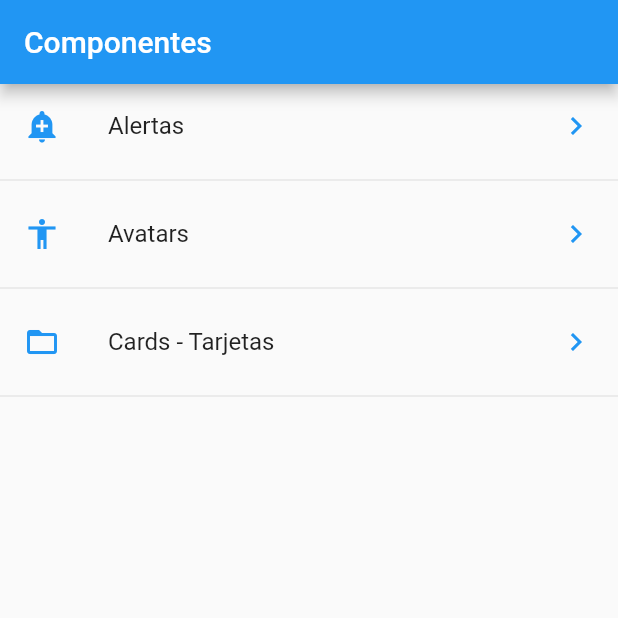
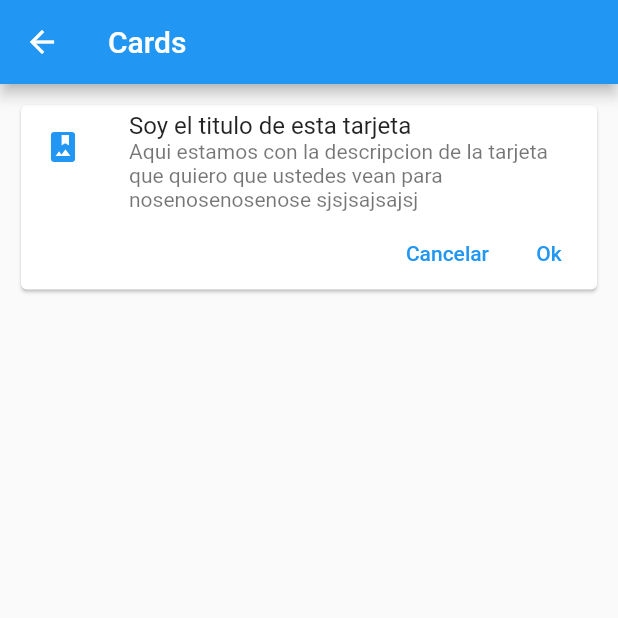
Before and after one commit to natashaek/Componentes-Flutter, a Flutter app: the screen it shows after launch, after a tap on "Cards - Tarjetas", on a phone screen of 412 x 824 dp, the top half of it. Run offline on Flutter 3.47's test engine with Material 2 defaults, Android fonts, the phone set to English and light mode, and no system bars.

Commit message:
Commit Card Widget

```diff
--- a/lib/main.dart
+++ b/lib/main.dart
@@ -1,7 +1,6 @@
 import 'package:componentes/src/pages/alert_page.dart';
-import 'package:componentes/src/pages/avatar_page.dart';
+import 'package:componentes/src/routs/routes.dart';
 import 'package:flutter/material.dart';
-import 'package:componentes/src/pages/home_page.dart';
 
 void main() => runApp(MyApp());
 
@@ -13,10 +12,12 @@ class MyApp extends StatelessWidget {
       debugShowCheckedModeBanner: false,
       //home: HomePage());
       initialRoute: '/',
-      routes: <String, WidgetBuilder>{
-        '/': (BuildContext context) => HomePage(),
-        'alert': (BuildContext context) => AlertPage(),
-        'avatar': (BuildContext context) => AvatarPage(),
+      routes: getApplicationRoutes(),
+      onGenerateRoute: (RouteSettings settings) {
+        print('Ruta llamada: ${settings.name}');
+
+        return MaterialPageRoute(
+            builder: (BuildContext context) => AlertPage());
       },
     );
   }
--- /dev/null
+++ b/lib/src/pages/card_page.dart
@@ -0,0 +1,43 @@
+import 'package:flutter/material.dart';
+
+class CardPage extends StatelessWidget {
+  @override
+  Widget build(BuildContext context) {
+    return Scaffold(
+        appBar: AppBar(
+          title: Text('Cards'),
+        ),
+        body: ListView(
+          padding: EdgeInsets.all(10.0),
+          children: <Widget>[_cardTipo1()],
+        ));
+  }
+}
+
+Widget _cardTipo1() {
+  return Card(
+    child: Column(
+      children: <Widget>[
+        ListTile(
+          leading: Icon(Icons.photo_album, color: Colors.blue),
+          title: Text('Soy el titulo de esta tarjeta'),
+          subtitle: Text(
+              'Aqui estamos con la descripcion de la tarjeta que quiero que ustedes vean para nosenosenosenose sjsjsajsajsj'),
+        ),
+        Row(
+          mainAxisAlignment: MainAxisAlignment.end,
+          children: <Widget>[
+            TextButton(
+              child: Text('Cancelar'),
+              onPressed: () {},
+            ),
+            TextButton(
+              child: Text('Ok'),
+              onPressed: () {},
+            ),
+          ],
+        )
+      ],
+    ),
+  );
+}
--- /dev/null
+++ b/lib/src/routs/routes.dart
@@ -0,0 +1,15 @@
+import 'package:flutter/material.dart';
+
+import '../pages/alert_page.dart';
+import '../pages/avatar_page.dart';
+import '../pages/card_page.dart';
+import '../pages/home_page.dart';
+
+Map<String, WidgetBuilder> getApplicationRoutes() {
+  return <String, WidgetBuilder>{
+    '/': (BuildContext context) => HomePage(),
+    'alert': (BuildContext context) => AlertPage(),
+    'avatar': (BuildContext context) => AvatarPage(),
+    'card': (BuildContext context) => CardPage(),
+  };
+}
```
